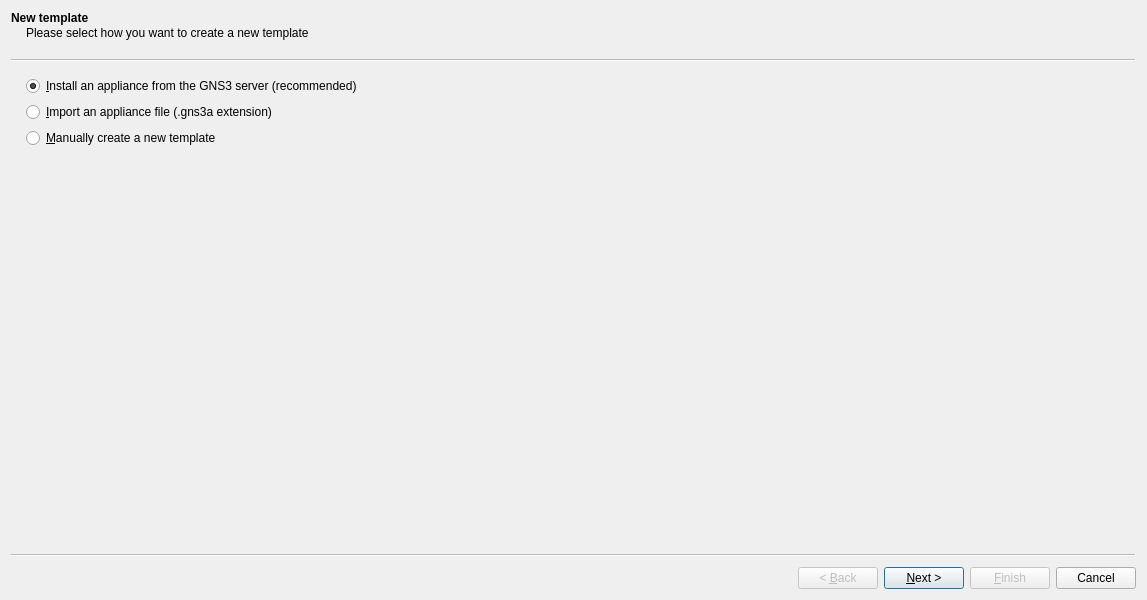
Old version of the form gns3/ui/new_template_wizard.ui in the repository GNS3/gns3-gui.
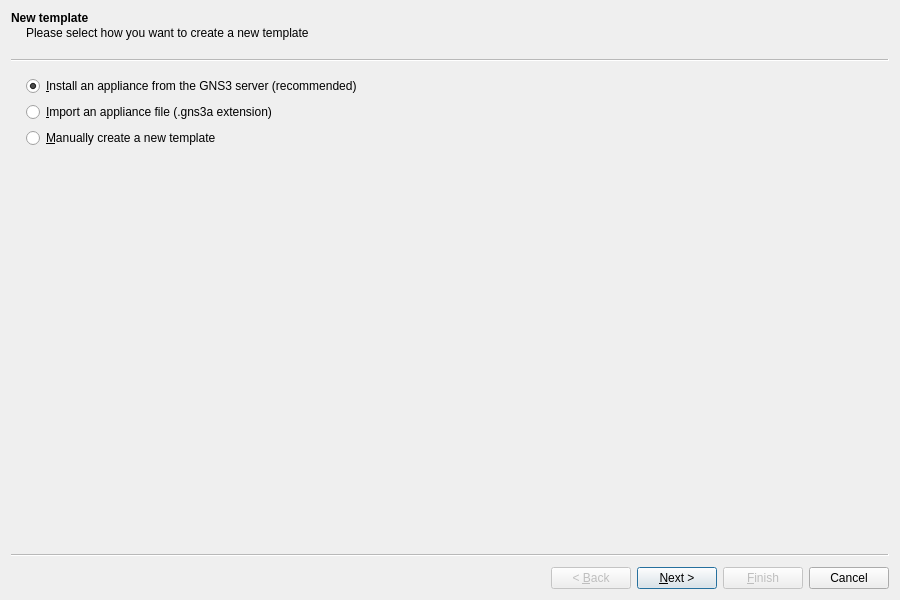
New version of the form.

```diff
--- a/gns3/ui/new_template_wizard.ui
+++ b/gns3/ui/new_template_wizard.ui
@@ -9,7 +9,7 @@
    <rect>
     <x>0</x>
     <y>0</y>
-    <width>1147</width>
+    <width>900</width>
     <height>600</height>
    </rect>
   </property>
```
